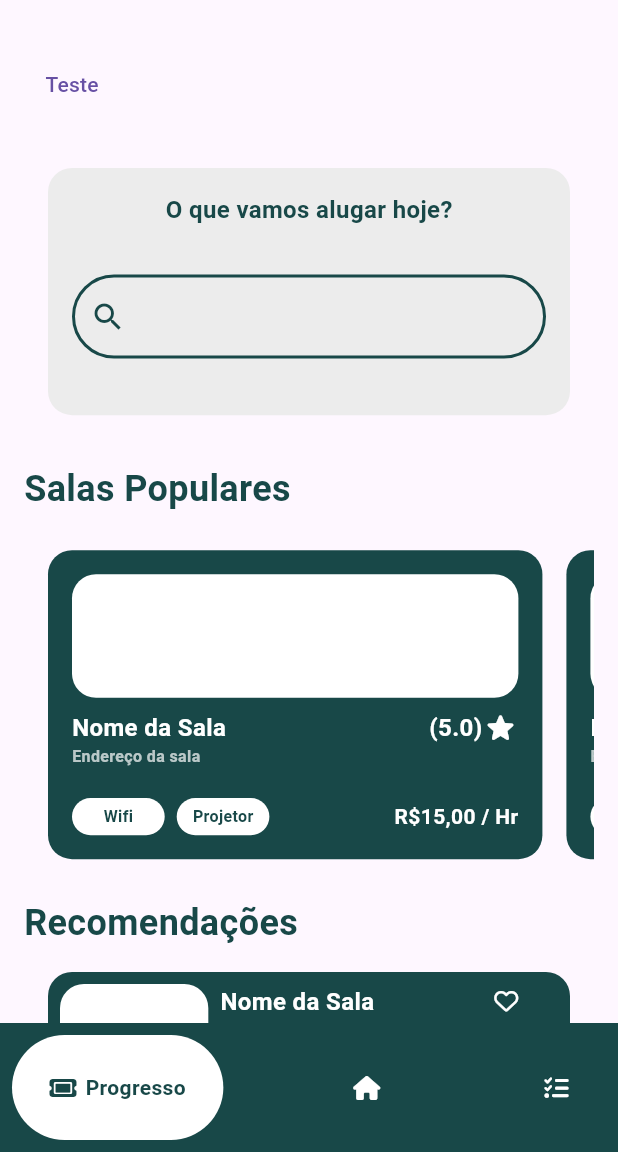
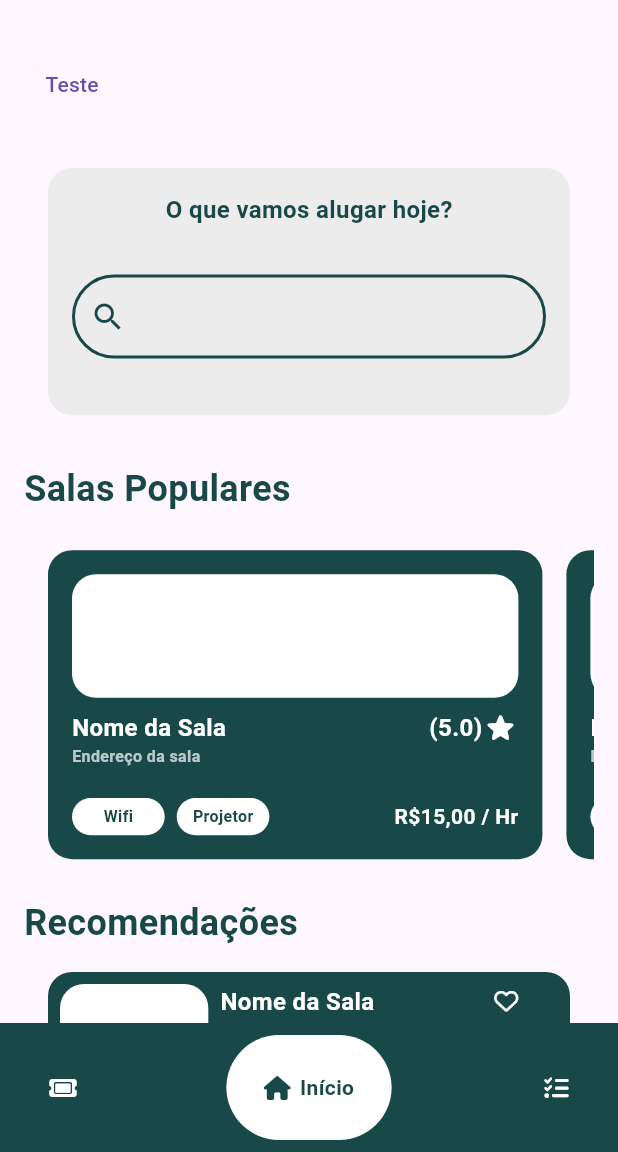
Before and after one commit to projetos-ifro/reserva_pra_mim, a Flutter app: the HomeScreen screen opened by its route, on a phone screen of 412 x 824 dp, the part 84-1236 px from its top. Run offline on Flutter 3.47's test engine with Material 3 defaults, Android fonts, the phone set to English and light mode, and no system bars; drawn by our look-alikes of google_nav_bar; our stand-ins replace firebase_auth, firebase_core, font_awesome_flutter, get; accounts and stored records are empty.

Commit message:
Ajustando navigationBar

```diff
--- /dev/null
+++ b/lib/modelviews/HomeViewModel.dart
@@ -0,0 +1,20 @@
+import 'package:flutter/material.dart';
+
+import '../views/pagesnavigation/historico.dart';
+import '../views/pagesnavigation/inicio.dart';
+import '../views/pagesnavigation/progresso.dart';
+
+class HomeViewModel {
+  Widget buildPage(int index) {
+    switch (index) {
+      case 0:
+        return ProgessoPage();
+      case 1:
+        return InicioPage();
+      case 2:
+        return HistoricoPage();
+      default:
+        return Container();
+    }
+  }
+}
--- a/lib/views/pages/start/home_page.dart
+++ b/lib/views/pages/start/home_page.dart
@@ -1,12 +1,7 @@
 import 'package:flutter/material.dart';
-import 'package:reserva_pra_mim/modelviews/constants.dart';
-import 'package:reserva_pra_mim/views/pages/salas/create_room.dart';
-import 'package:reserva_pra_mim/views/widgets/card_home_search.dart';
-import 'package:reserva_pra_mim/views/widgets/card_popular_room.dart';
 import 'package:reserva_pra_mim/views/widgets/nav_bar.dart';
-
+import '../../../modelviews/HomeViewModel.dart';
 import '../../widgets/app_bar.dart';
-import '../../widgets/card_recomendation_room.dart';
 
 class HomeScreen extends StatefulWidget {
   const HomeScreen({super.key});
@@ -16,85 +11,22 @@ class HomeScreen extends StatefulWidget {
 }
 
 class _HomeScreenState extends State<HomeScreen> {
+  final HomeViewModel viewModel = HomeViewModel();
+  int _selectedIndex = 1;
+
   @override
   Widget build(BuildContext context) {
-    Size size = MediaQuery.of(context).size;
-
     return Scaffold(
-      appBar: CustomAppBar(),
-      body: ListView(
-        physics: const BouncingScrollPhysics(),
-        children: <Widget>[
-          Padding(
-            padding: EdgeInsets.symmetric(
-              horizontal: defaultpd,
-              vertical: defaultpd * 2,
-            ),
-            child: Column(
-              crossAxisAlignment: CrossAxisAlignment.start,
-              children: [
-                TextButton(
-                    onPressed: () {
-                      Navigator.of(context).push(MaterialPageRoute(
-                          builder: (context) => Create_room()));
-                    },
-                    child: const Text('Teste')),
-                Card_home_search(
-                  size: size,
-                ),
-                Text(
-                  'Salas Populares',
-                  style: TextStyle(
-                    color: bgColor,
-                    fontSize: defaultpd * 1.5,
-                    fontWeight: FontWeight.bold,
-                  ),
-                ),
-                SizedBox(height: defaultpd / 2),
-                SizedBox(
-                  height:
-                      size.height * 0.3, // Defina uma altura inicial desejada
-                  child: ListView.builder(
-                    scrollDirection: Axis.horizontal,
-                    physics: const BouncingScrollPhysics(),
-                    padding: EdgeInsets.all(defaultpd),
-                    itemCount: 4, // Defina o número de itens dinamicamente
-                    itemBuilder: (BuildContext context, int index) {
-                      return Padding(
-                        padding: EdgeInsets.only(right: defaultpd),
-                        child: CardPopularRoom(size: size),
-                      );
-                    },
-                  ),
-                ),
-                Text(
-                  'Recomendações',
-                  style: TextStyle(
-                    color: bgColor,
-                    fontSize: defaultpd * 1.5,
-                    fontWeight: FontWeight.bold,
-                  ),
-                ),
-                SizedBox(
-                  height: 2000, // Defina uma altura inicial desejada
-                  child: ListView.builder(
-                    physics: const NeverScrollableScrollPhysics(),
-                    padding: EdgeInsets.all(defaultpd),
-                    itemCount: 4, // Defina o número de itens dinamicamente
-                    itemBuilder: (BuildContext context, int index) {
-                      return Padding(
-                        padding: EdgeInsets.only(bottom: defaultpd),
-                        child: CardRecomendationRoom(size: size),
-                      );
-                    },
-                  ),
-                ),
-              ],
-            ),
-          ),
-        ],
+      appBar: const CustomAppBar(),
+      body: viewModel.buildPage(_selectedIndex),
+      bottomNavigationBar: MyNavigationBar(
+        selectedIndex: _selectedIndex,
+        onTabChange: (index) {
+          setState(() {
+            _selectedIndex = index;
+          });
+        },
       ),
-      bottomNavigationBar: const My_nav_bar(),
     );
   }
 }
--- /dev/null
+++ b/lib/views/pagesnavigation/historico.dart
@@ -0,0 +1,10 @@
+import 'package:flutter/material.dart';
+
+class HistoricoPage extends StatelessWidget {
+  const HistoricoPage({super.key});
+
+  @override
+  Widget build(BuildContext context) {
+    return const Placeholder();
+  }
+}
--- /dev/null
+++ b/lib/views/pagesnavigation/inicio.dart
@@ -0,0 +1,97 @@
+import 'package:flutter/material.dart';
+import 'package:reserva_pra_mim/modelviews/constants.dart';
+import 'package:reserva_pra_mim/views/pages/salas/create_room.dart';
+import 'package:reserva_pra_mim/views/widgets/card_home_search.dart';
+import 'package:reserva_pra_mim/views/widgets/card_popular_room.dart';
+import '../widgets/card_recomendation_room.dart';
+
+
+
+class InicioPage extends StatefulWidget {
+  const InicioPage({super.key});
+
+  @override
+  State<InicioPage> createState() => _InicioPageState();
+}
+
+class _InicioPageState extends State<InicioPage> {
+  @override
+  Widget build(BuildContext context) {
+    Size size = MediaQuery.of(context).size;
+
+    return Scaffold(
+      body: ListView(
+        physics: const BouncingScrollPhysics(),
+        children: <Widget>[
+          Padding(
+            padding: EdgeInsets.symmetric(
+              horizontal: defaultpd,
+              vertical: defaultpd * 2,
+            ),
+            child: Column(
+              crossAxisAlignment: CrossAxisAlignment.start,
+              children: [
+                TextButton(
+                    onPressed: () {
+                      Navigator.of(context).push(MaterialPageRoute(
+                          builder: (context) => Create_room()));
+                    },
+                    child: const Text('Teste')),
+                Card_home_search(
+                  size: size,
+                ),
+                Text(
+                  'Salas Populares',
+                  style: TextStyle(
+                    color: bgColor,
+                    fontSize: defaultpd * 1.5,
+                    fontWeight: FontWeight.bold,
+                  ),
+                ),
+                SizedBox(height: defaultpd / 2),
+                SizedBox(
+                  height:
+                      size.height * 0.3, // Defina uma altura inicial desejada
+                  child: ListView.builder(
+                    scrollDirection: Axis.horizontal,
+                    physics: const BouncingScrollPhysics(),
+                    padding: EdgeInsets.all(defaultpd),
+                    itemCount: 4, // Defina o número de itens dinamicamente
+                    itemBuilder: (BuildContext context, int index) {
+                      return Padding(
+                        padding: EdgeInsets.only(right: defaultpd),
+                        child: CardPopularRoom(size: size),
+                      );
+                    },
+                  ),
+                ),
+                Text(
+                  'Recomendações',
+                  style: TextStyle(
+                    color: bgColor,
+                    fontSize: defaultpd * 1.5,
+                    fontWeight: FontWeight.bold,
+                  ),
+                ),
+                SizedBox(
+                  height: 2000, // Defina uma altura inicial desejada
+                  child: ListView.builder(
+                    physics: const NeverScrollableScrollPhysics(),
+                    padding: EdgeInsets.all(defaultpd),
+                    itemCount: 4, // Defina o número de itens dinamicamente
+                    itemBuilder: (BuildContext context, int index) {
+                      return Padding(
+                        padding: EdgeInsets.only(bottom: defaultpd),
+                        child: CardRecomendationRoom(size: size),
+                      );
+                    },
+                  ),
+                ),
+              ],
+            ),
+          ),
+        ],
+      ),
+    );
+  }
+}
--- /dev/null
+++ b/lib/views/pagesnavigation/progresso.dart
@@ -0,0 +1,10 @@
+import 'package:flutter/material.dart';
+
+class ProgessoPage extends StatelessWidget {
+  const ProgessoPage({super.key});
+
+  @override
+  Widget build(BuildContext context) {
+    return const Placeholder();
+  }
+}
--- a/lib/views/widgets/nav_bar.dart
+++ b/lib/views/widgets/nav_bar.dart
@@ -3,14 +3,17 @@ import 'package:font_awesome_flutter/font_awesome_flutter.dart';
 import 'package:google_nav_bar/google_nav_bar.dart';
 import 'package:reserva_pra_mim/modelviews/constants.dart';
 
-class My_nav_bar extends StatefulWidget {
-  const My_nav_bar({super.key});
+class MyNavigationBar extends StatefulWidget {
+  final int selectedIndex;
+  final Function(int) onTabChange;
+
+  MyNavigationBar({required this.selectedIndex, required this.onTabChange});
 
   @override
-  State<My_nav_bar> createState() => _My_nav_barState();
+  State<MyNavigationBar> createState() => _MyNavigationBarState();
 }
 
-class _My_nav_barState extends State<My_nav_bar> {
+class _MyNavigationBarState extends State<MyNavigationBar> {
   @override
   Widget build(BuildContext context) {
     return GNav(
@@ -21,9 +24,7 @@ class _My_nav_barState extends State<My_nav_bar> {
       backgroundColor: bgColor,
       tabBackgroundColor: Colors.white,
       gap: 8,
-        onTabChange: (index) {
-          print(index);
-        },
+      onTabChange: widget.onTabChange,
       tabs: const [
         GButton(
           icon: FontAwesomeIcons.ticket,
@@ -37,6 +38,8 @@ class _My_nav_barState extends State<My_nav_bar> {
           icon: FontAwesomeIcons.listCheck,
           text: 'Histórico',
         ),
-        ]);
+      ],
+      selectedIndex: widget.selectedIndex,
+    );
   }
 }
```
Also changed, not shown: 1 other file. Lines whose indentation alone changed are shown as unchanged.
